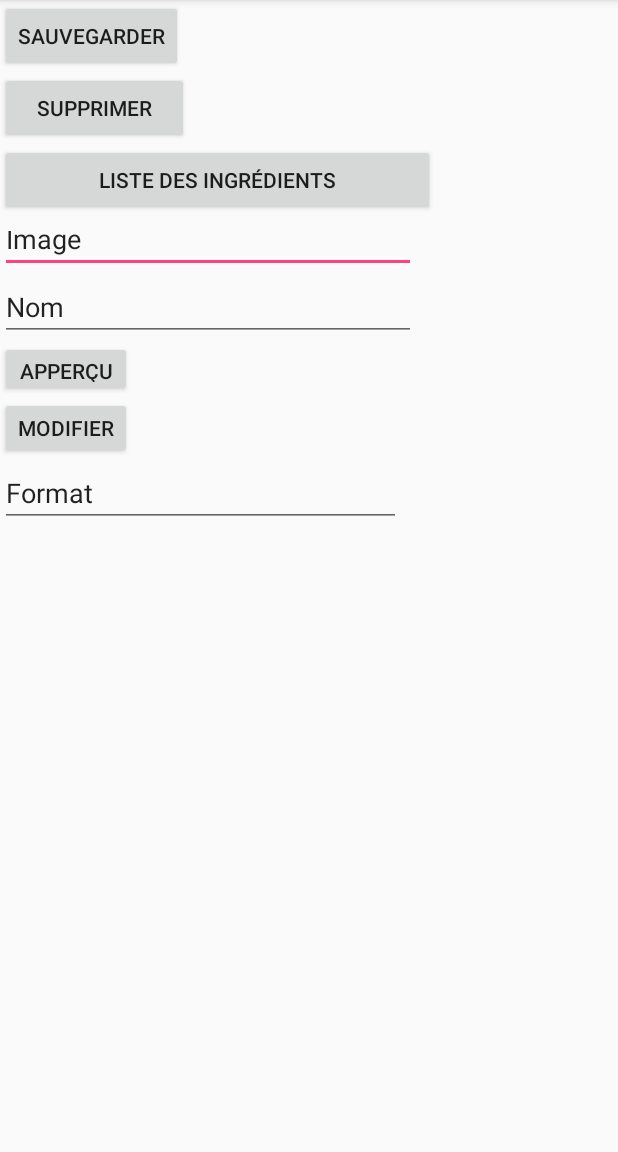
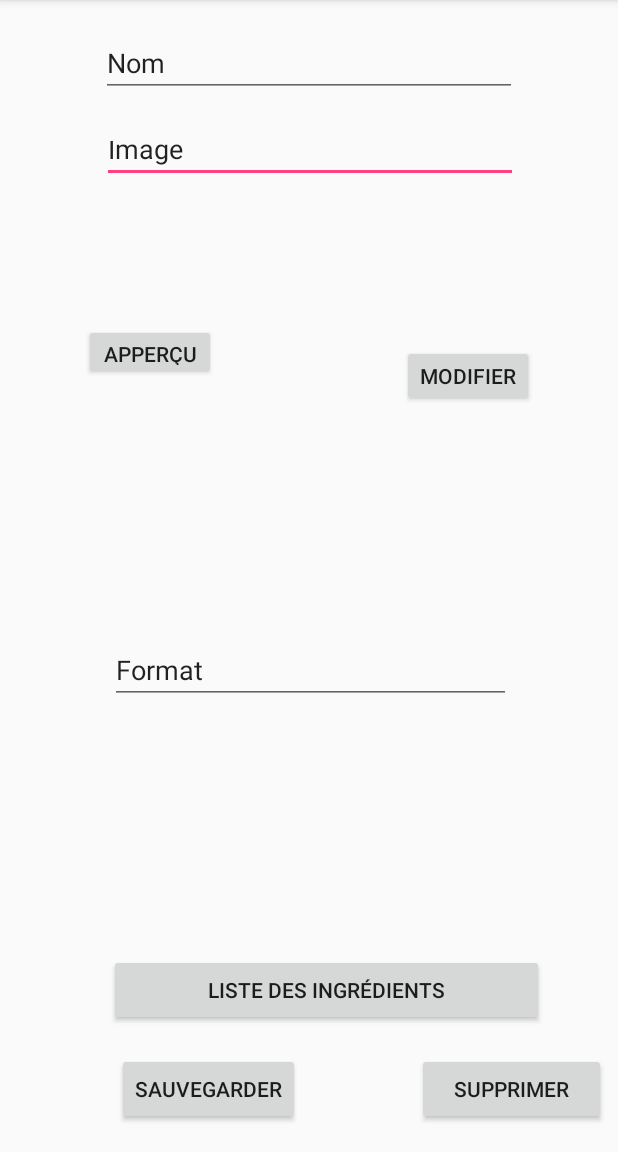
Before and after one commit to bmw546/tamtaam, an Android app: the gestionnaire_produit screen opened directly, with no data from a screen before it, on a phone screen of 412 x 824 dp, the part 84-1236 px from its top. Run offline under Robolectric (Android 15) with nearby library versions, the light colour scheme and no system bars.

Commit message:
update produit

```diff
--- a/Android/Tamtam/app/src/main/res/layout/activity_gestionnaire_produit.xml
+++ b/Android/Tamtam/app/src/main/res/layout/activity_gestionnaire_produit.xml
@@ -6,81 +6,144 @@
     android:layout_height="match_parent"
     tools:context=".gestionnaire_produit">
 
-    <LinearLayout xmlns:android="http://schemas.android.com/apk/res/android"
+
         xmlns:app="http://schemas.android.com/apk/res-auto"
         xmlns:tools="http://schemas.android.com/tools"
         android:layout_width="match_parent"
-        android:layout_height="wrap_content"
+        android:layout_height="510dp"
         android:orientation="vertical">
 
     <Button
         android:id="@+id/btn_sauvegarder"
         android:layout_width="wrap_content"
         android:layout_height="wrap_content"
+        android:layout_marginBottom="8dp"
+        android:layout_marginEnd="8dp"
+        android:layout_marginLeft="8dp"
+        android:layout_marginRight="8dp"
+        android:layout_marginStart="8dp"
+        android:layout_marginTop="8dp"
         android:text="Sauvegarder"
-            tools:layout_editor_absoluteX="33dp"
-            tools:layout_editor_absoluteY="447dp" />
+        app:layout_constraintBottom_toBottomOf="parent"
+        app:layout_constraintEnd_toStartOf="@+id/btn_supprimer"
+        app:layout_constraintStart_toStartOf="parent"
+        app:layout_constraintTop_toBottomOf="@+id/btn_listeIngredient" />
 
     <Button
         android:id="@+id/btn_supprimer"
         android:layout_width="126dp"
         android:layout_height="wrap_content"
+        android:layout_marginBottom="8dp"
+        android:layout_marginEnd="8dp"
+        android:layout_marginRight="8dp"
+        android:layout_marginTop="8dp"
         android:text="Supprimer"
-            tools:layout_editor_absoluteX="215dp"
-            tools:layout_editor_absoluteY="447dp" />
+        app:layout_constraintBottom_toBottomOf="parent"
+        app:layout_constraintEnd_toEndOf="parent"
+        app:layout_constraintTop_toBottomOf="@+id/btn_listeIngredient" />
 
     <Button
         android:id="@+id/btn_listeIngredient"
         android:layout_width="290dp"
         android:layout_height="wrap_content"
+        android:layout_marginBottom="84dp"
+        android:layout_marginEnd="8dp"
+        android:layout_marginLeft="8dp"
+        android:layout_marginRight="8dp"
+        android:layout_marginStart="8dp"
         android:text="Liste des ingrédients"
-            tools:layout_editor_absoluteX="38dp"
-            tools:layout_editor_absoluteY="377dp" />
+        app:layout_constraintBottom_toBottomOf="parent"
+        app:layout_constraintEnd_toEndOf="parent"
+        app:layout_constraintHorizontal_bias="0.611"
+        app:layout_constraintStart_toStartOf="parent" />
 
     <EditText
         android:id="@+id/editText"
         android:layout_width="277dp"
         android:layout_height="38dp"
+        android:layout_marginBottom="8dp"
+        android:layout_marginEnd="8dp"
+        android:layout_marginLeft="8dp"
+        android:layout_marginRight="8dp"
+        android:layout_marginStart="8dp"
+        android:layout_marginTop="84dp"
         android:ems="10"
         android:inputType="text"
         android:text="Image"
-            tools:layout_editor_absoluteX="33dp"
-            tools:layout_editor_absoluteY="90dp" />
+        app:layout_constraintBottom_toTopOf="@+id/btn_listeIngredient"
+        app:layout_constraintEnd_toEndOf="parent"
+        app:layout_constraintHorizontal_bias="0.507"
+        app:layout_constraintStart_toStartOf="parent"
+        app:layout_constraintTop_toTopOf="parent"
+        app:layout_constraintVertical_bias="0.0" />
 
     <EditText
         android:id="@+id/editText2"
         android:layout_width="277dp"
         android:layout_height="wrap_content"
+        android:layout_marginBottom="8dp"
+        android:layout_marginEnd="8dp"
+        android:layout_marginLeft="8dp"
+        android:layout_marginRight="8dp"
+        android:layout_marginStart="8dp"
+        android:layout_marginTop="8dp"
         android:ems="10"
         android:inputType="textPersonName"
         android:text="Nom"
-            tools:layout_editor_absoluteX="33dp"
-            tools:layout_editor_absoluteY="25dp" />
+        app:layout_constraintBottom_toTopOf="@+id/editText"
+        app:layout_constraintEnd_toEndOf="parent"
+        app:layout_constraintStart_toStartOf="parent"
+        app:layout_constraintTop_toTopOf="parent" />
 
     <Button
         android:id="@+id/btn_appercu"
         android:layout_width="wrap_content"
         android:layout_height="37dp"
+        android:layout_marginBottom="8dp"
+        android:layout_marginEnd="8dp"
+        android:layout_marginLeft="8dp"
+        android:layout_marginRight="8dp"
+        android:layout_marginStart="8dp"
+        android:layout_marginTop="8dp"
         android:text="Apperçu"
-            tools:layout_editor_absoluteX="38dp"
-            tools:layout_editor_absoluteY="140dp" />
+        app:layout_constraintBottom_toTopOf="@+id/editText4"
+        app:layout_constraintEnd_toStartOf="@+id/btn_modifier"
+        app:layout_constraintHorizontal_bias="0.294"
+        app:layout_constraintStart_toStartOf="parent"
+        app:layout_constraintTop_toBottomOf="@+id/editText"
+        app:layout_constraintVertical_bias="0.346" />
 
     <Button
         android:id="@+id/btn_modifier"
         android:layout_width="wrap_content"
         android:layout_height="41dp"
+        android:layout_marginBottom="8dp"
+        android:layout_marginEnd="56dp"
+        android:layout_marginRight="56dp"
+        android:layout_marginTop="8dp"
         android:text="Modifier"
-            tools:layout_editor_absoluteX="222dp"
-            tools:layout_editor_absoluteY="140dp" />
+        app:layout_constraintBottom_toTopOf="@+id/editText4"
+        app:layout_constraintEnd_toEndOf="parent"
+        app:layout_constraintTop_toBottomOf="@+id/editText"
+        app:layout_constraintVertical_bias="0.409" />
 
     <EditText
         android:id="@+id/editText4"
         android:layout_width="267dp"
         android:layout_height="wrap_content"
+        android:layout_marginBottom="124dp"
+        android:layout_marginEnd="8dp"
+        android:layout_marginLeft="8dp"
+        android:layout_marginRight="8dp"
+        android:layout_marginStart="8dp"
+        android:layout_marginTop="8dp"
         android:ems="10"
         android:inputType="textPersonName"
         android:text="Format"
-            tools:layout_editor_absoluteX="38dp"
-            tools:layout_editor_absoluteY="193dp" />
-    </LinearLayout>
+        app:layout_constraintBottom_toTopOf="@+id/btn_listeIngredient"
+        app:layout_constraintEnd_toEndOf="parent"
+        app:layout_constraintHorizontal_bias="0.506"
+        app:layout_constraintStart_toStartOf="parent"
+        app:layout_constraintTop_toBottomOf="@+id/editText"
+        app:layout_constraintVertical_bias="0.873" />
     </android.support.constraint.ConstraintLayout>
```
Lines whose indentation alone changed are shown as unchanged.
